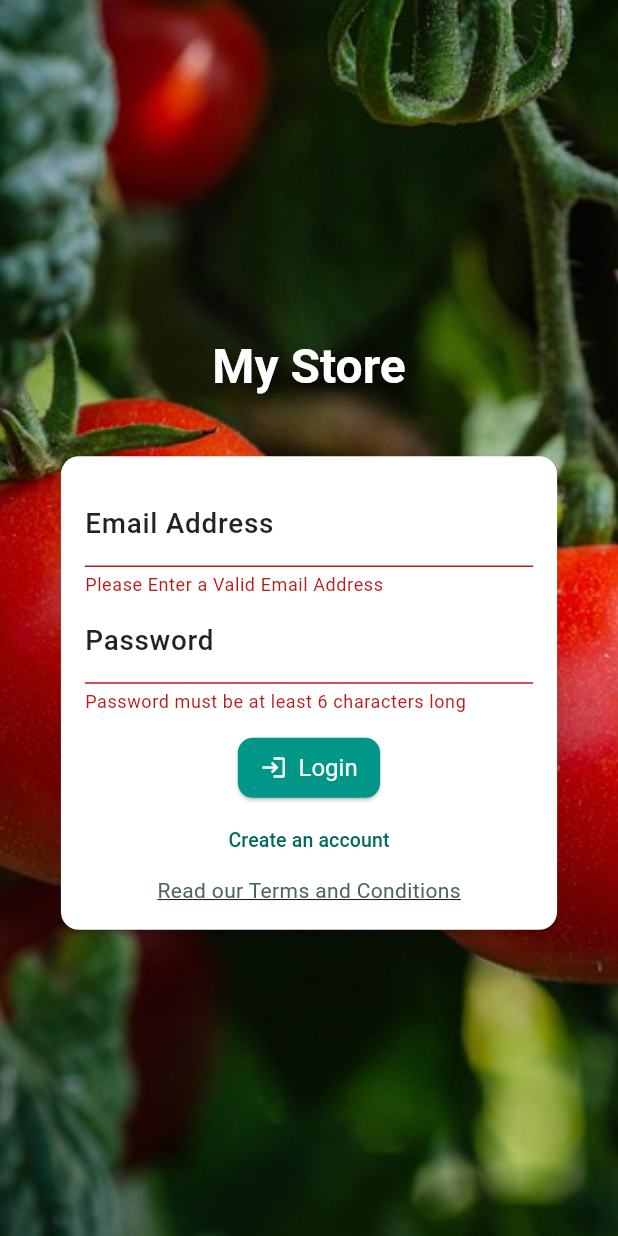
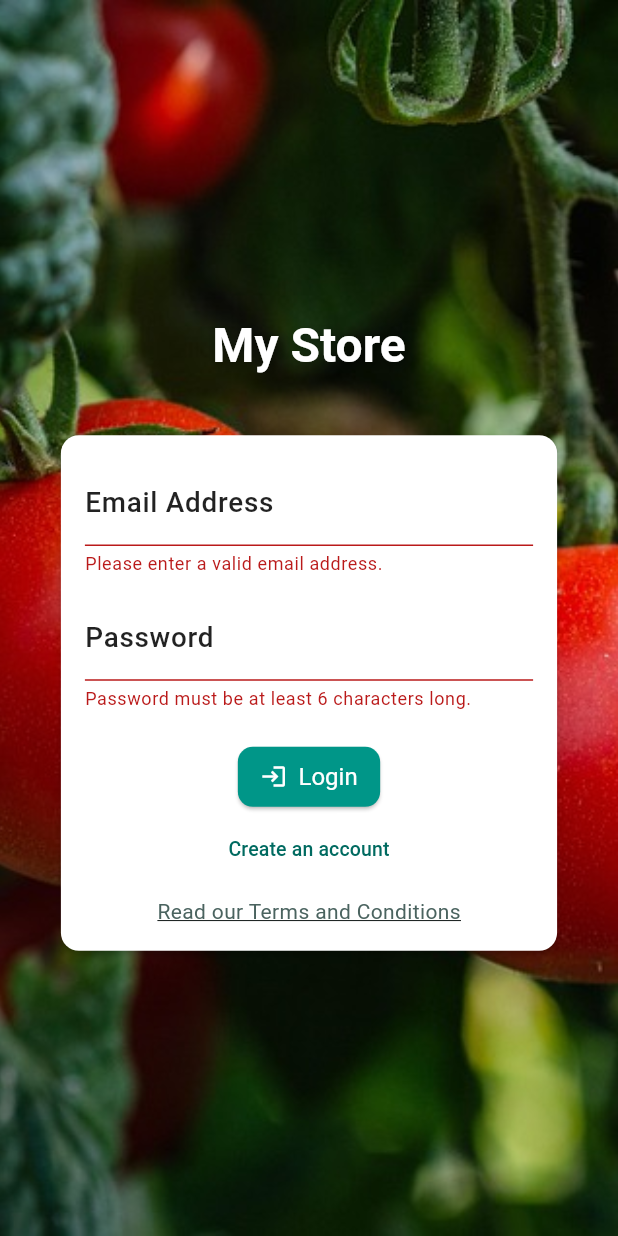
Before and after one commit to kels-coder/shopping-app, a Flutter app: the screen it shows after launch, after a tap on "Login", on a phone screen of 412 x 824 dp. Run offline on Flutter 3.47's test engine with Material 3 defaults, Android fonts, the phone set to English and light mode, and no system bars; our stand-ins replace firebase_auth, firebase_core, flutter_riverpod; accounts and stored records are empty.

```diff
--- a/lib/main.dart
+++ b/lib/main.dart
@@ -1,6 +1,7 @@
 import 'package:firebase_auth/firebase_auth.dart';
 import 'package:firebase_core/firebase_core.dart';
 import 'package:flutter/material.dart';
+import 'package:flutter_riverpod/flutter_riverpod.dart';
 import 'package:shopping_app/firebase_options.dart';
 import 'package:shopping_app/screens/auth_screen.dart';
 import 'package:shopping_app/screens/home_screen.dart';
@@ -61,7 +62,7 @@ final ThemeData shoppingAppTheme = ThemeData(
 void main() async {
   WidgetsFlutterBinding.ensureInitialized();
   await Firebase.initializeApp(options: DefaultFirebaseOptions.currentPlatform);
-  runApp(const MyApp());
+  runApp(const ProviderScope(child: MyApp()));
 }
 
 class MyApp extends StatelessWidget {
--- a/lib/screens/auth_screen.dart
+++ b/lib/screens/auth_screen.dart
@@ -6,10 +6,9 @@ final _firebase = FirebaseAuth.instance;
 
 class AuthScreen extends StatefulWidget {
   const AuthScreen({super.key});
+
   @override
-  State<AuthScreen> createState() {
-    return _AuthScreenState();
-  }
+  State<AuthScreen> createState() => _AuthScreenState();
 }
 
 class _AuthScreenState extends State<AuthScreen> {
@@ -17,36 +16,54 @@ class _AuthScreenState extends State<AuthScreen> {
 
   var _enteredEmail = '';
   var _enteredPassword = '';
-
   var _isLogin = true;
+  var _isAuthenticating = false;
 
   void _submit() async {
     final isValid = _formKey.currentState!.validate();
+    FocusScope.of(context).unfocus(); // hide keyboard
 
-    if (!isValid) {
-      return;
-    }
+    if (!isValid) return;
+
     _formKey.currentState!.save();
+
+    setState(() {
+      _isAuthenticating = true;
+    });
+
     try {
       if (_isLogin) {
-        final userCredentials = _firebase.signInWithEmailAndPassword(
+        await _firebase.signInWithEmailAndPassword(
           email: _enteredEmail,
           password: _enteredPassword,
         );
-        print(userCredentials);
       } else {
-        final userCredentials = await _firebase.createUserWithEmailAndPassword(
+        await _firebase.createUserWithEmailAndPassword(
           email: _enteredEmail,
           password: _enteredPassword,
         );
-        print(userCredentials);
       }
     } on FirebaseAuthException catch (error) {
-      if (error.code == 'email-already-in-use') {}
-      ScaffoldMessenger.of(context).clearSnackBars();
-      ScaffoldMessenger.of(context).showSnackBar(
-        SnackBar(content: Text(error.message ?? 'Authentication failed')),
-      );
+      var message = 'Authentication failed.';
+
+      if (error.code == 'email-already-in-use') {
+        message = 'This email address is already in use.';
+      } else if (error.code == 'user-not-found') {
+        message = 'No user found for that email.';
+      } else if (error.code == 'wrong-password') {
+        message = 'Incorrect password.';
+      }
+      if (!mounted) return;
+
+      ScaffoldMessenger.of(context)
+        ..clearSnackBars()
+        ..showSnackBar(SnackBar(content: Text(message)));
+
+      if (!mounted) return;
+
+      setState(() {
+        _isAuthenticating = false;
+      });
     }
   }
 
@@ -70,9 +87,9 @@ class _AuthScreenState extends State<AuthScreen> {
                   Text(
                     'My Store',
                     style: Theme.of(context).textTheme.headlineLarge?.copyWith(
-                      fontSize: screenWidth < 400 ? 26 : 32, // 🔹 Responsive
+                      fontSize: screenWidth < 400 ? 26 : 32,
                       color: Colors.white,
-                      shadows: [
+                      shadows: const [
                         Shadow(
                           blurRadius: 8,
                           color: Colors.black54,
@@ -83,13 +100,10 @@ class _AuthScreenState extends State<AuthScreen> {
                   ),
                   const SizedBox(height: 20),
                   Container(
-                    width: screenWidth * 0.9, // 🔹 Take 90% of screen
-                    constraints: const BoxConstraints(
-                      maxWidth: 400, // 🔹 But never exceed 400px
-                    ),
+                    width: screenWidth * 0.9,
+                    constraints: const BoxConstraints(maxWidth: 400),
                     child: Card(
                       margin: const EdgeInsets.all(20),
-                      child: SingleChildScrollView(
                       child: Padding(
                         padding: const EdgeInsets.all(16),
                         child: Form(
@@ -101,9 +115,7 @@ class _AuthScreenState extends State<AuthScreen> {
                                 decoration: InputDecoration(
                                   labelText: 'Email Address',
                                   labelStyle: TextStyle(
-                                      fontSize:
-                                          MediaQuery.of(context).size.width *
-                                          0.045, // 🔹 responsive
+                                    fontSize: screenWidth * 0.045,
                                     fontWeight: FontWeight.w500,
                                     color: Colors.black87,
                                   ),
@@ -115,21 +127,20 @@ class _AuthScreenState extends State<AuthScreen> {
                                   if (value == null ||
                                       value.trim().isEmpty ||
                                       !value.contains('@')) {
-                                      return 'Please Enter a Valid Email Address';
+                                    return 'Please enter a valid email address.';
                                   }
                                   return null;
                                 },
                                 onSaved: (value) {
-                                    _enteredEmail = value!;
+                                  _enteredEmail = value!.trim();
                                 },
                               ),
+                              const SizedBox(height: 12),
                               TextFormField(
                                 decoration: InputDecoration(
                                   labelText: 'Password',
                                   labelStyle: TextStyle(
-                                      fontSize:
-                                          MediaQuery.of(context).size.width *
-                                          0.045, // 🔹 responsive
+                                    fontSize: screenWidth * 0.045,
                                     fontWeight: FontWeight.w500,
                                     color: Colors.black87,
                                   ),
@@ -138,20 +149,23 @@ class _AuthScreenState extends State<AuthScreen> {
                                 validator: (value) {
                                   if (value == null ||
                                       value.trim().length < 6) {
-                                      return 'Password must be at least 6 characters long';
+                                    return 'Password must be at least 6 characters long.';
                                   }
                                   return null;
                                 },
                                 onSaved: (value) {
-                                    _enteredPassword = value!;
+                                  _enteredPassword = value!.trim();
                                 },
                               ),
-                                const SizedBox(height: 12),
+                              const SizedBox(height: 20),
+                              if (_isAuthenticating)
+                                const CircularProgressIndicator()
+                              else
                                 ElevatedButton.icon(
                                   onPressed: _submit,
                                   icon: Icon(
                                     _isLogin ? Icons.login : Icons.person_add,
-                                  ), // 👈 icon changes based on login/signup
+                                  ),
                                   label: Text(_isLogin ? 'Login' : 'Signup'),
                                   style: ElevatedButton.styleFrom(
                                     padding: const EdgeInsets.symmetric(
@@ -161,7 +175,6 @@ class _AuthScreenState extends State<AuthScreen> {
                                     textStyle: const TextStyle(fontSize: 16),
                                   ),
                                 ),
-
                               TextButton(
                                 onPressed: () {
                                   setState(() {
@@ -174,12 +187,13 @@ class _AuthScreenState extends State<AuthScreen> {
                                       : 'I already have an account',
                                 ),
                               ),
+                              const SizedBox(height: 8),
                               GestureDetector(
                                 onTap: () {
                                   Navigator.of(context).push(
                                     MaterialPageRoute(
                                       builder: (ctx) =>
-                                            TermsAndConditionsScreen(), // 👈 Create this screen
+                                          const TermsAndConditionsScreen(),
                                     ),
                                   );
                                 },
@@ -200,7 +214,6 @@ class _AuthScreenState extends State<AuthScreen> {
                       ),
                     ),
                   ),
-                  ),
                 ],
               ),
             ),
--- a/pubspec.yaml
+++ b/pubspec.yaml
@@ -36,6 +36,7 @@ dependencies:
   cupertino_icons: ^1.0.8
   firebase_core: ^3.14.0
   firebase_auth: ^5.6.0
+  flutter_riverpod: ^2.6.1
 
 dev_dependencies:
   flutter_test:
```
Also changed, not shown: lib/screens/home_screen.dart (+23 -14 lines), lib/screens/profile_screen.dart (added, +27 -0 lines), lib/provider/username_provider.dart (added), pubspec.lock. Lines whose indentation alone changed are shown as unchanged.
